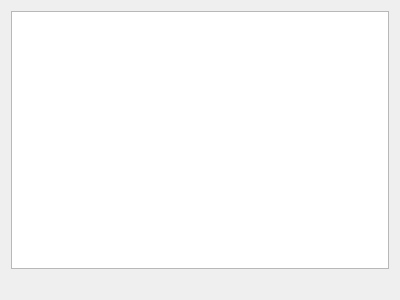
This is master.ui in shesmu291/qt.reg as Qt 5 draws it before an edit. The edited form follows.
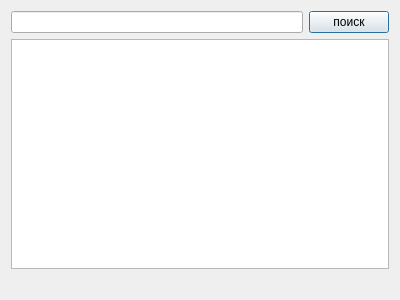
This is the edited form.

Diff of the .ui file:
```diff
--- a/master.ui
+++ b/master.ui
@@ -14,6 +14,20 @@
    <string>Dialog</string>
   </property>
   <layout class="QVBoxLayout" name="verticalLayout">
+   <item>
+    <layout class="QHBoxLayout" name="horizontalLayout_2">
+     <item>
+      <widget class="QLineEdit" name="pos"/>
+     </item>
+     <item>
+      <widget class="QPushButton" name="pushButton">
+       <property name="text">
+        <string>поиск</string>
+       </property>
+      </widget>
+     </item>
+    </layout>
+   </item>
    <item>
     <widget class="QTextEdit" name="textEdit"/>
    </item>
```
